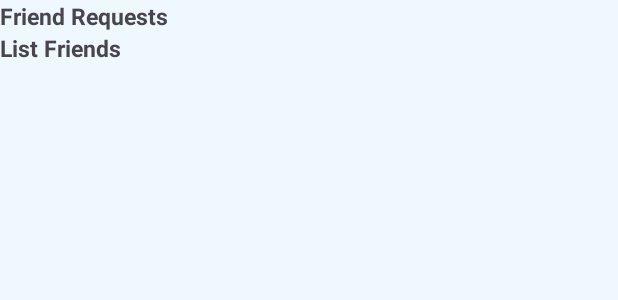
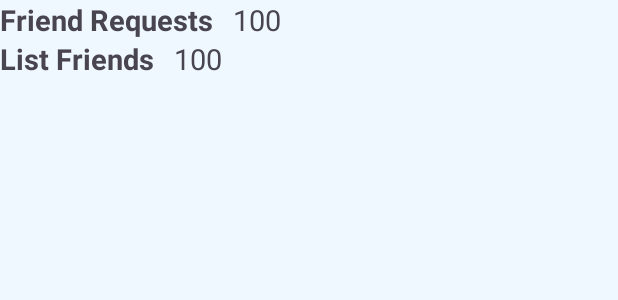
Before and after one commit to rhymLele/Chating, an Android app: the layout fragment_friend.xml on its own in the app's theme, with its tools: preview values and no code run, on a phone screen of 412 x 824 dp. Shown: the top 300 px of the screen. Run offline under Robolectric (Android 15) with nearby library versions, the phone set to English and light mode, and no system bars.

Commit message:
fix theme

```diff
--- a/app/src/main/AndroidManifest.xml
+++ b/app/src/main/AndroidManifest.xml
@@ -22,6 +22,9 @@
         android:supportsRtl="true"
         android:theme="@style/Theme.Chatting"
         tools:targetApi="31">
+        <activity
+            android:name=".chat.views.ThemeActivity"
+            android:exported="false" />
         <activity
             android:name=".poliso.views.BlockListActivity"
             android:exported="false" />
--- a/app/src/main/java/com/duc/chatting/home/views/HomeActivity.java
+++ b/app/src/main/java/com/duc/chatting/home/views/HomeActivity.java
@@ -75,7 +75,7 @@ public class HomeActivity extends AppCompatActivity {
             }else if(id==R.id.friend)
             {
                 replaceFragment(new FriendFragment());
-                Objects.requireNonNull(getSupportActionBar()).setTitle("List Friend");
+                Objects.requireNonNull(getSupportActionBar()).setTitle("Friend");
             }
             return true;
         });
--- /dev/null
+++ b/app/src/main/res/drawable/bg_item_theme.xml
@@ -0,0 +1,5 @@
+<?xml version="1.0" encoding="utf-8"?>
+<shape xmlns:android="http://schemas.android.com/apk/res/android" android:shape="rectangle">
+    <corners android:radius="@dimen/_4sdp"/>
+        <stroke android:width="@dimen/_2sdp" android:color="@color/black"/>
+</shape>
--- a/app/src/main/res/layout/fragment_friend.xml
+++ b/app/src/main/res/layout/fragment_friend.xml
@@ -1,28 +1,43 @@
 <?xml version="1.0" encoding="utf-8"?>
 <androidx.constraintlayout.widget.ConstraintLayout xmlns:android="http://schemas.android.com/apk/res/android"
+    xmlns:app="http://schemas.android.com/apk/res-auto"
     xmlns:tools="http://schemas.android.com/tools"
     android:layout_width="match_parent"
     android:layout_height="match_parent"
-    xmlns:app="http://schemas.android.com/apk/res-auto"
     android:animateLayoutChanges="true"
     android:background="@color/my_primary"
     tools:context=".home.views.ConservationFragment">
+
     <LinearLayout
         android:layout_width="match_parent"
         android:layout_height="0dp"
-        app:layout_constraintTop_toTopOf="parent"
+        android:background="@color/AcliceBlue"
+        android:orientation="vertical"
         app:layout_constraintBottom_toBottomOf="parent"
+        app:layout_constraintEnd_toEndOf="parent"
         app:layout_constraintStart_toStartOf="parent"
-        app:layout_constraintEnd_toEndOf="parent"
-        android:orientation="vertical"
-        android:background="@color/AcliceBlue">
+        app:layout_constraintTop_toTopOf="parent">
+        <LinearLayout
+            android:layout_width="wrap_content"
+            android:layout_height="wrap_content"
+            android:orientation="horizontal">
             <TextView
                 android:layout_width="match_parent"
                 android:layout_height="wrap_content"
                 android:text="Friend Requests"
-            android:textStyle="bold"
-            android:textSize="@dimen/_12sdp"
+                android:textSize="@dimen/_15sdp"
+                android:layout_marginRight="@dimen/_10sdp"
+                android:textStyle="bold" />
+            <TextView
+                android:id="@+id/frRequest"
+                android:layout_width="match_parent"
+                android:layout_height="wrap_content"
+                android:text="100"
+                android:textSize="@dimen/_15sdp"
         />
+        </LinearLayout>
+
+
         <androidx.recyclerview.widget.RecyclerView
             android:id="@+id/friendRequestRecyclerView"
             android:layout_width="match_parent"
@@ -30,16 +45,29 @@
             android:clipToPadding="false"
             android:orientation="vertical"
             android:overScrollMode="never"
-            app:layoutManager="androidx.recyclerview.widget.LinearLayoutManager"
-            android:visibility="gone" />
+            android:visibility="gone"
+            app:layoutManager="androidx.recyclerview.widget.LinearLayoutManager" />
+        <LinearLayout
+            android:layout_width="wrap_content"
+            android:layout_height="wrap_content"
+            android:orientation="horizontal">
             <TextView
                 android:layout_width="match_parent"
                 android:layout_height="wrap_content"
                 android:text="List Friends"
+                android:textSize="@dimen/_15sdp"
+                android:layout_marginRight="@dimen/_10sdp"
+                android:textStyle="bold" />
+            <TextView
+                android:id="@+id/frAll"
+                android:layout_width="match_parent"
+                android:layout_height="wrap_content"
+                android:text="100"
+                android:textSize="@dimen/_15sdp"
+               />
+        </LinearLayout>
 
-            android:textStyle="bold"
-            android:textSize="@dimen/_12sdp"
-            />
+
         <androidx.recyclerview.widget.RecyclerView
             android:id="@+id/friendRecyclerView"
             android:layout_width="match_parent"
@@ -47,17 +75,17 @@
             android:clipToPadding="false"
             android:orientation="vertical"
             android:overScrollMode="never"
-            app:layoutManager="androidx.recyclerview.widget.LinearLayoutManager"
+            android:paddingTop="@dimen/_10sdp"
             android:paddingEnd="@dimen/_20sdp"
-            android:paddingTop="@dimen/_10sdp"
+            android:paddingBottom="@dimen/_20sdp"
             android:visibility="visible"
-            android:paddingBottom="@dimen/_20sdp"/>
+            app:layoutManager="androidx.recyclerview.widget.LinearLayoutManager" />
 
         <ProgressBar
             android:id="@+id/progressBar"
             android:layout_width="@dimen/_20sdp"
             android:layout_height="@dimen/_20sdp"
-            android:layout_gravity="center"/>
+            android:layout_gravity="center" />
     </LinearLayout>
 
 </androidx.constraintlayout.widget.ConstraintLayout>
```
Also changed, not shown: app/src/main/java/com/duc/chatting/chat/adapters/ThemeAdapter.java (added, +70 -0 lines), app/src/main/java/com/duc/chatting/chat/interfaces/OnThemeClick.java (added, +8 -0 lines), app/src/main/java/com/duc/chatting/chat/models/ThemeItem.java (added, +19 -0 lines), app/src/main/java/com/duc/chatting/chat/views/ChatActivity.java (+14 -5 lines), app/src/main/java/com/duc/chatting/chat/views/ReceiverConservationActivity.java (+37 -16 lines), app/src/main/java/com/duc/chatting/chat/views/ThemeActivity.java (added, +66 -0 lines), app/src/main/res/layout/activity_receiver_conservation.xml (+43 -52 lines), app/src/main/res/layout/activity_theme.xml (added, +45 -0 lines), app/src/main/res/layout/item_theme.xml (added, +31 -0 lines), app/src/main/res/drawable/element.jpg (added), app/src/main/res/drawable/kids.jpg (added), app/src/main/res/drawable/love.jpg (added), app/src/main/res/drawable/star.jpg (added), app/src/main/res/drawable/sun.jpg (added). Lines whose indentation alone changed are shown as unchanged.
